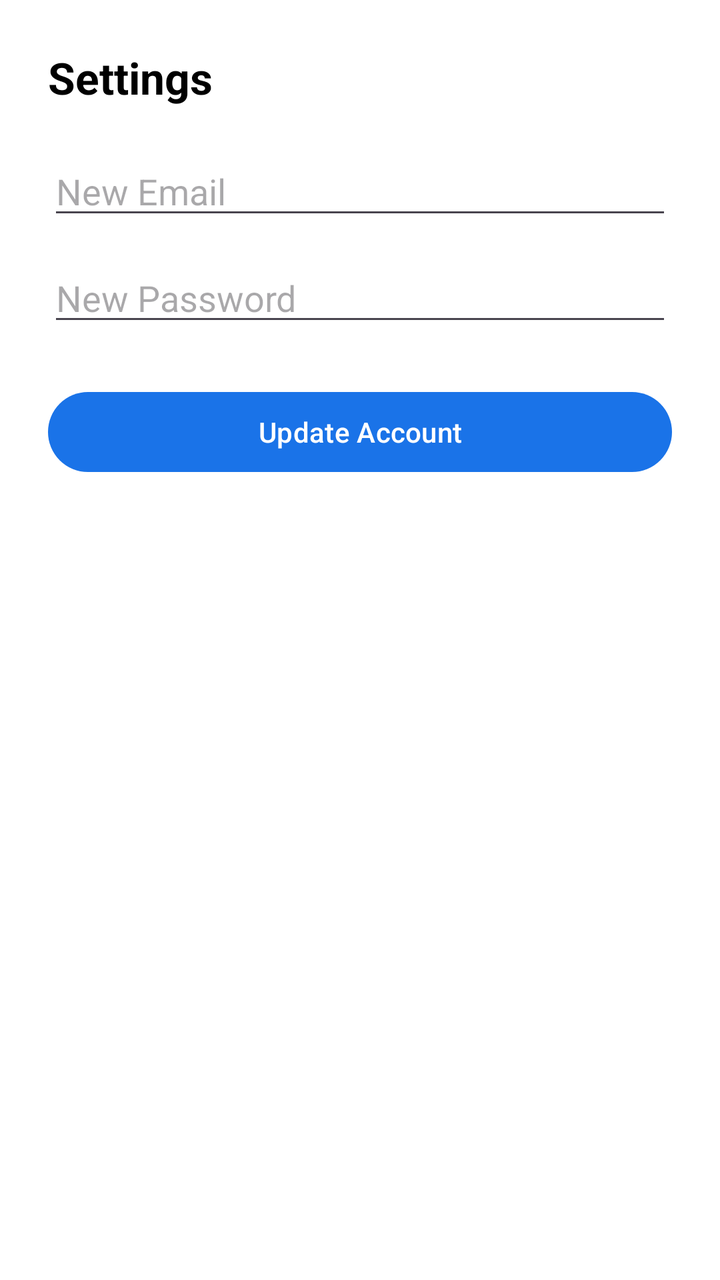
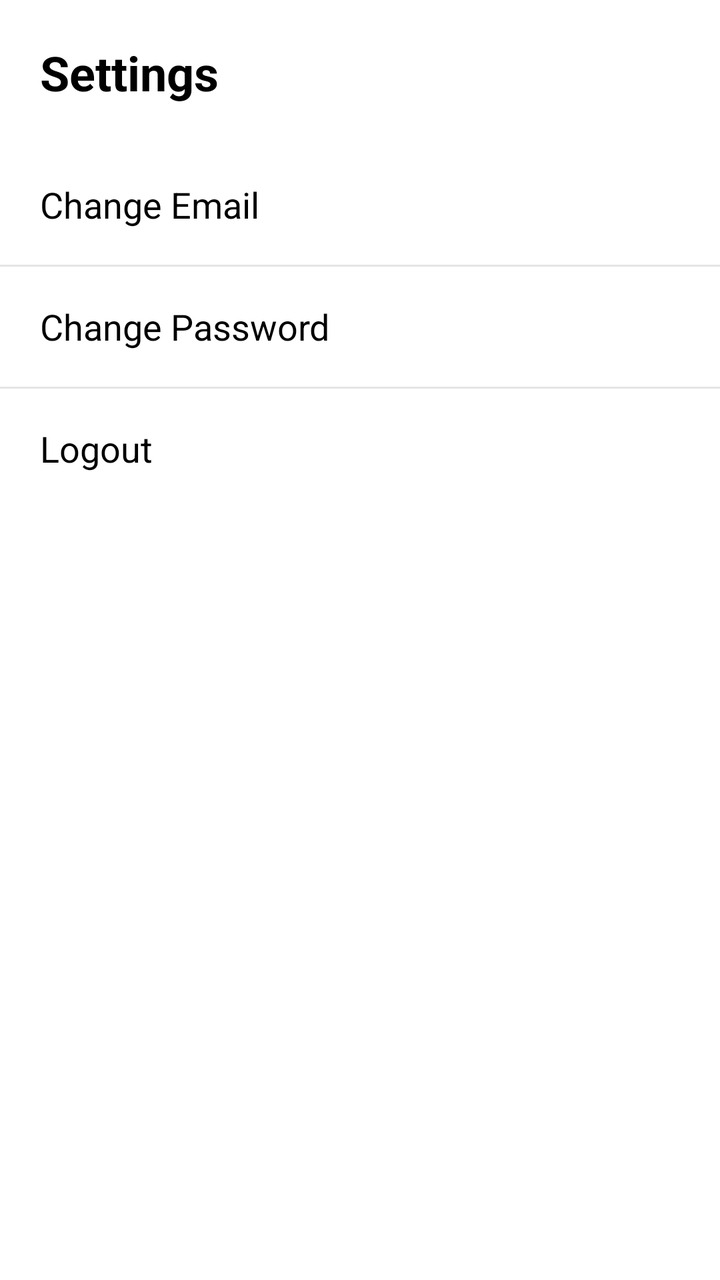

Screens rendered from an Android XML layout before and after an edit, with the pre-edit source and the edit as a unified diff.
<!-- AndroidManifest.xml: application theme Theme.App -->
<!-- res/layout/activity_settings2.xml -->
<LinearLayout xmlns:android="http://schemas.android.com/apk/res/android"
    android:layout_width="match_parent"
    android:layout_height="match_parent"
    android:orientation="vertical"
    android:padding="24dp"
    android:background="#FFFFFF">

    <TextView
        android:layout_width="wrap_content"
        android:layout_height="wrap_content"
        android:text="Settings"
        android:textSize="22sp"
        android:textStyle="bold"
        android:textColor="#000000"/>

    
    <EditText
        android:id="@+id/newEmail"
        android:layout_width="match_parent"
        android:layout_height="wrap_content"
        android:hint="New Email"
        android:layout_marginTop="20dp"/>

    
    <EditText
        android:id="@+id/newPassword"
        android:layout_width="match_parent"
        android:layout_height="wrap_content"
        android:hint="New Password"
        android:inputType="textPassword"
        android:layout_marginTop="12dp"/>

    <Button
        android:id="@+id/btnUpdate"
        android:layout_width="match_parent"
        android:layout_height="wrap_content"
        android:text="Update Account"
        android:layout_marginTop="24dp"/>
</LinearLayout>
<!-- resources referenced by this layout -->
<resources>
  <style name="Theme.App" parent="Base.Theme.App" />
  <style name="Base.Theme.App" parent="Theme.Material3.DayNight.NoActionBar">
          <item name="colorPrimary">#1A73E8</item>
          <item name="android:statusBarColor">@android:color/transparent</item>
          <item name="android:navigationBarColor">@android:color/transparent</item>
  
  
      </style>
</resources>

<!-- the commit's change to res/layout/activity_settings2.xml (unified diff, before → after) -->
@@ -1,39 +1,93 @@
+<?xml version="1.0" encoding="utf-8"?>
 <LinearLayout xmlns:android="http://schemas.android.com/apk/res/android"
     android:layout_width="match_parent"
     android:layout_height="match_parent"
     android:orientation="vertical"
-    android:padding="24dp"
     android:background="#FFFFFF">
 
+    
     <TextView
-        android:layout_width="wrap_content"
+        android:layout_width="match_parent"
         android:layout_height="wrap_content"
         android:text="Settings"
-        android:textSize="22sp"
         android:textStyle="bold"
+        android:textSize="24sp"
+        android:padding="20dp"
         android:textColor="#000000"/>
 
     
-    <EditText
-        android:id="@+id/newEmail"
+    <LinearLayout
+        android:id="@+id/changeEmailRow"
         android:layout_width="match_parent"
-        android:layout_height="wrap_content"
-        android:hint="New Email"
-        android:layout_marginTop="20dp"/>
+        android:layout_height="60dp"
+        android:paddingHorizontal="20dp"
+        android:gravity="center_vertical"
+        android:orientation="horizontal">
+
+        <TextView
+            android:id="@+id/newEmail"
+            android:layout_width="0dp"
+            android:layout_height="wrap_content"
+            android:layout_weight="1"
+            android:text="Change Email"
+            android:textSize="18sp"
+            android:textColor="#000"/>
+
+    </LinearLayout>
+
+    <View
+        android:layout_width="match_parent"
+        android:layout_height="1dp"
+        android:background="#E5E5E5"/>
+
 
     
-    <EditText
-        android:id="@+id/newPassword"
+    <LinearLayout
+        android:id="@+id/changePasswordRow"
         android:layout_width="match_parent"
-        android:layout_height="wrap_content"
-        android:hint="New Password"
-        android:inputType="textPassword"
-        android:layout_marginTop="12dp"/>
+        android:layout_height="60dp"
+        android:paddingHorizontal="20dp"
+        android:gravity="center_vertical"
+        android:orientation="horizontal">
 
-    <Button
-        android:id="@+id/btnUpdate"
+        <TextView
+            android:id="@+id/newPass"
+            android:layout_width="0dp"
+            android:layout_height="wrap_content"
+            android:layout_weight="1"
+            android:text="Change Password"
+            android:textSize="18sp"
+            android:textColor="#000"/>
+
+
+
+    </LinearLayout>
+
+    <View
         android:layout_width="match_parent"
-        android:layout_height="wrap_content"
-        android:text="Update Account"
-        android:layout_marginTop="24dp"/>
+        android:layout_height="1dp"
+        android:background="#E5E5E5"/>
+
+
+    
+    <LinearLayout
+        android:id="@+id/logoutRow"
+        android:layout_width="match_parent"
+        android:layout_height="60dp"
+        android:paddingHorizontal="20dp"
+        android:gravity="center_vertical"
+        android:orientation="horizontal">
+
+        <TextView
+            android:id="@+id/logout"
+            android:layout_width="0dp"
+            android:layout_height="wrap_content"
+            android:layout_weight="1"
+            android:text="Logout"
+            android:textSize="18sp"
+            android:textColor="#000000"/>
+
+
+    </LinearLayout>
+
 </LinearLayout>
